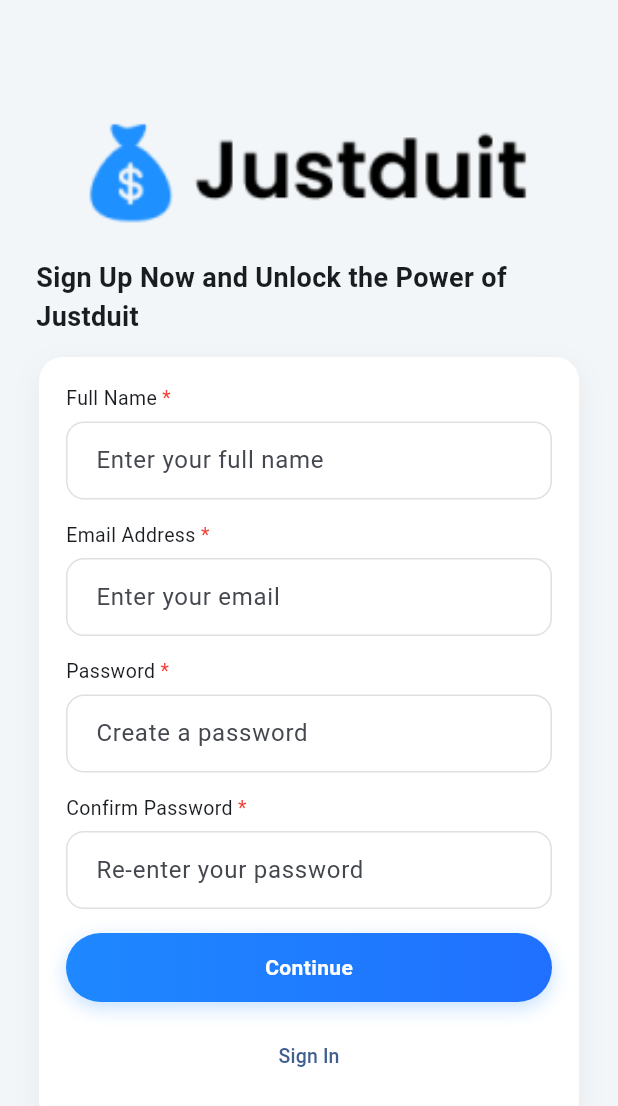
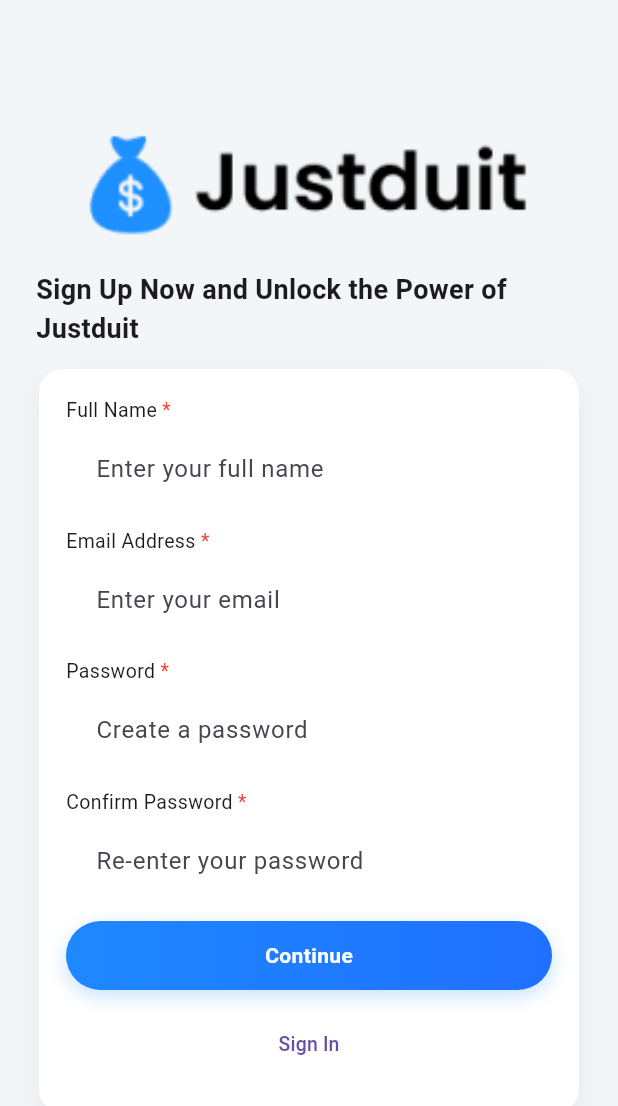
Before and after one commit to DYmazeh/prak-mobilelanjut-2357051017, a Flutter app: the screen it shows after launch, after a tap on "Create New Account", on a phone screen of 412 x 824 dp. Shown: the top 1106 px of the screen. Run offline on Flutter 3.47's test engine with Material 3 defaults, Android fonts, the phone set to English and light mode, and no system bars.

```diff
--- a/lib/main.dart
+++ b/lib/main.dart
@@ -1,46 +1,43 @@
 import 'package:flutter/material.dart';
+import 'package:myapp/screens/dashboard_screen.dart';
 import 'package:myapp/screens/login_screen.dart';
 import 'package:myapp/screens/signup_screen.dart';
 
-void main() => runApp(const JustduitApp());
+void main() {
+  runApp(const MyApp());
+}
 
-class JustduitApp extends StatelessWidget {
-  const JustduitApp({super.key});
+class MyApp extends StatelessWidget {
+  const MyApp({super.key});
 
   @override
   Widget build(BuildContext context) {
     return MaterialApp(
-      debugShowCheckedModeBanner: false,
       title: 'Justduit',
       theme: ThemeData(
-        scaffoldBackgroundColor: const Color(0xFFF3F6F8), // abu-abu muda
-        useMaterial3: true,
-        colorScheme: ColorScheme.fromSeed(seedColor: const Color(0xFF1E88FF)),
+        scaffoldBackgroundColor: const Color(0xFFF3F6F8),
+        primaryColor: const Color(0xFF1E88FF),
         inputDecorationTheme: InputDecorationTheme(
-          isDense: true,
           filled: true,
           fillColor: Colors.white,
+          isDense: true,
           contentPadding:
-              const EdgeInsets.symmetric(horizontal: 16, vertical: 14),
+              const EdgeInsets.symmetric(horizontal: 16, vertical: 12),
           border: OutlineInputBorder(
+            borderSide: BorderSide.none,
             borderRadius: BorderRadius.circular(12),
-            borderSide: const BorderSide(color: Color(0xFFE0E0E0)),
-          ),
-          enabledBorder: OutlineInputBorder(
-            borderRadius: BorderRadius.circular(12),
-            borderSide: const BorderSide(color: Color(0xFFE0E0E0)),
           ),
           focusedBorder: OutlineInputBorder(
+            borderSide: const BorderSide(color: Color(0xFF1E88FF)),
             borderRadius: BorderRadius.circular(12),
-            borderSide: const BorderSide(color: Color(0xFF1E88FF)),
           ),
         ),
       ),
       initialRoute: LoginScreen.route,
       routes: {
-        '/': (_) => const LoginScreen(), // default = Sign In
-        '/signin': (_) => const LoginScreen(),
-        '/signup': (_) => const SignupScreen(),
+        LoginScreen.route: (context) => const LoginScreen(),
+        SignupScreen.route: (context) => const SignupScreen(),
+        DashboardScreen.route: (context) => const DashboardScreen(),
       },
     );
   }
--- a/lib/screens/login_screen.dart
+++ b/lib/screens/login_screen.dart
@@ -1,5 +1,6 @@
 import 'package:flutter/material.dart';
 import 'package:myapp/screens/signup_screen.dart';
+import 'package:myapp/screens/dashboard_screen.dart';
 
 class LoginScreen extends StatefulWidget {
   static const route = '/signin';
@@ -44,7 +45,7 @@ class _LoginScreenState extends State<LoginScreen> {
               ),
               boxShadow: [
                 BoxShadow(
-                  color: const Color(0xFF1E88FF).withOpacity(0.25),
+                  color: const Color(0xFF1E88FF).withAlpha(64), // updated from withOpacity
                   blurRadius: 10,
                   offset: const Offset(0, 4),
                 ),
@@ -67,7 +68,7 @@ class _LoginScreenState extends State<LoginScreen> {
             child: Column(
               children: [
                 Image.asset(
-                  'assets/images/logo-mola.png',
+                  'assets/images/logo-mola.png', // updated image path
                   height: 80,
                   fit: BoxFit.contain,
                 ),
@@ -75,7 +76,7 @@ class _LoginScreenState extends State<LoginScreen> {
                 const Padding(
                   padding: EdgeInsets.symmetric(horizontal: 24),
                   child: Align(
-                    alignment: Alignment.centerLeft,
+                    alignment: Alignment.center,
                     child: Text(
                       'Hi, Welcome Back to Justduit',
                       style: TextStyle(
@@ -95,7 +96,7 @@ class _LoginScreenState extends State<LoginScreen> {
                     borderRadius: BorderRadius.circular(16),
                     boxShadow: [
                       BoxShadow(
-                        color: Colors.black.withOpacity(0.05),
+                        color: Colors.black.withAlpha(13), // updated from withOpacity
                         blurRadius: 16,
                         offset: const Offset(0, 6),
                       )
@@ -136,10 +137,27 @@ class _LoginScreenState extends State<LoginScreen> {
                         ),
                       ),
                       const SizedBox(height: 6),
-                      primaryButton('Sign In Now', () {
-                        ScaffoldMessenger.of(context).showSnackBar(
-                            const SnackBar(content: Text('Sign In tapped')));
-                      }),
+
+                      primaryButton(
+                        'Sign In Now',
+                         () {
+                          if (_email.text.isEmpty ||
+                              _pass.text.isEmpty){
+                            ScaffoldMessenger.of(context).showSnackBar(
+                            const SnackBar(
+                              content: Text('Email dan Password tidak boleh kosong!'),
+                              backgroundColor: Colors.red,
+                            ),
+                            );
+                          }else{
+                            Navigator.pushNamedAndRemoveUntil(
+                              context,
+                              DashboardScreen.route,
+                              (route) => false,
+                              );
+                          }
+                      },
+                      ),
                       const SizedBox(height: 14),
                       Center(
                         child: TextButton(
--- a/lib/screens/signup_screen.dart
+++ b/lib/screens/signup_screen.dart
@@ -46,7 +46,7 @@ class _SignupScreenState extends State<SignupScreen> {
               ),
               boxShadow: [
                 BoxShadow(
-                  color: const Color(0xFF1E88FF).withOpacity(0.25),
+                  color: const Color(0xFF1E88FF).withAlpha(64), // updated from withOpacity
                   blurRadius: 10,
                   offset: const Offset(0, 4),
                 ),
@@ -71,7 +71,7 @@ class _SignupScreenState extends State<SignupScreen> {
               crossAxisAlignment: CrossAxisAlignment.center,
               children: [
                 Image.asset(
-                  'assets/images/logo-mola.png',
+                  'assets/images/logo-mola.png', // updated image path
                   height: 80,
                   fit: BoxFit.contain,
                 ),
@@ -79,7 +79,7 @@ class _SignupScreenState extends State<SignupScreen> {
                 const Padding(
                   padding: EdgeInsets.symmetric(horizontal: 24),
                   child: Align(
-                    alignment: Alignment.centerLeft,
+                    alignment: Alignment.center,
                     child: Text(
                       'Sign Up Now and Unlock the Power of Justduit',
                       style: TextStyle(
@@ -99,7 +99,7 @@ class _SignupScreenState extends State<SignupScreen> {
                     borderRadius: BorderRadius.circular(16),
                     boxShadow: [
                       BoxShadow(
-                        color: Colors.black.withOpacity(0.05),
+                        color: Colors.black.withAlpha(13), // updated from withOpacity
                         blurRadius: 16,
                         offset: const Offset(0, 6),
                       ),
@@ -115,7 +115,7 @@ class _SignupScreenState extends State<SignupScreen> {
                         textCapitalization: TextCapitalization.words,
                         decoration: const InputDecoration(
                           hintText: 'Enter your full name',
-                        ),
+                      ),
                       ),
                       const SizedBox(height: 14),
                       requiredLabel('Email Address'),
--- a/pubspec.yaml
+++ b/pubspec.yaml
@@ -44,7 +44,7 @@ dev_dependencies:
   # activated in the `analysis_options.yaml` file located at the root of your
   # package. See that file for information about deactivating specific lint
   # rules and activating additional ones.
-  flutter_lints: ^6.0.0
+  flutter_lints: ^5.0.0
 
 # For information on the generic Dart part of this file, see the
 # following page: https://dart.dev/tools/pub/pubspec
@@ -60,6 +60,8 @@ flutter:
   # To add assets to your application, add an assets section, like this:
   assets:
     - assets/images/logo-mola.png
+  #   - images/a_dot_burr.jpeg
+  #   - images/a_dot_ham.jpeg
 
   # An image asset can refer to one or more resolution-specific "variants", see
   # https://flutter.dev/to/resolution-aware-images
```
Also changed, not shown: lib/screens/dashboard_screen.dart (added, +190 -0 lines), pubspec.lock, 1 other file.
